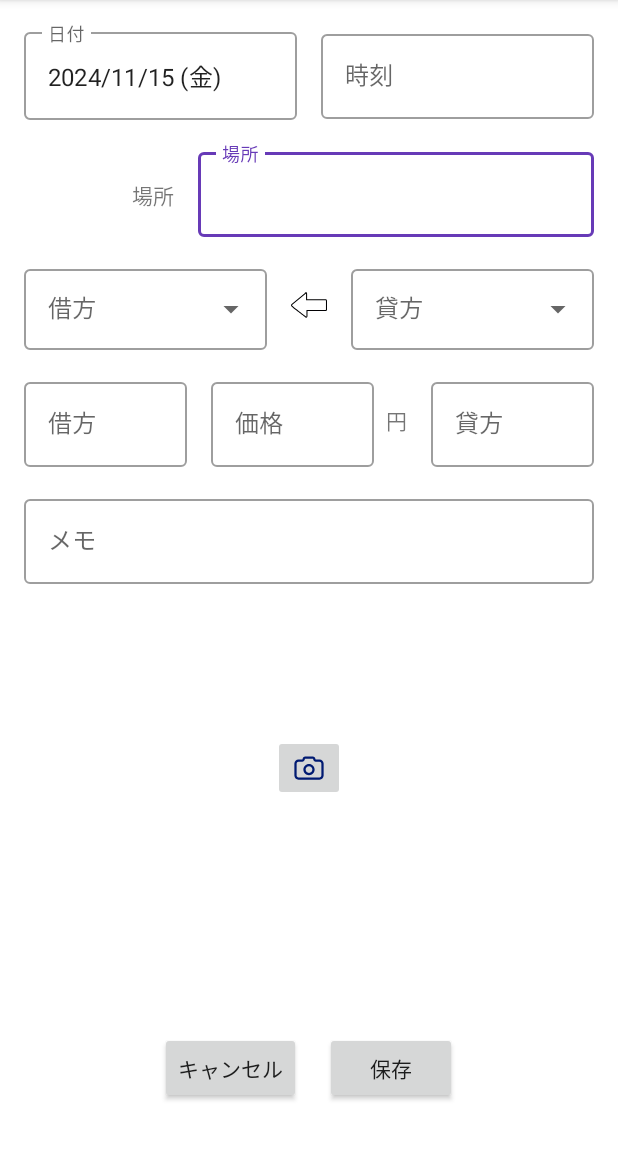
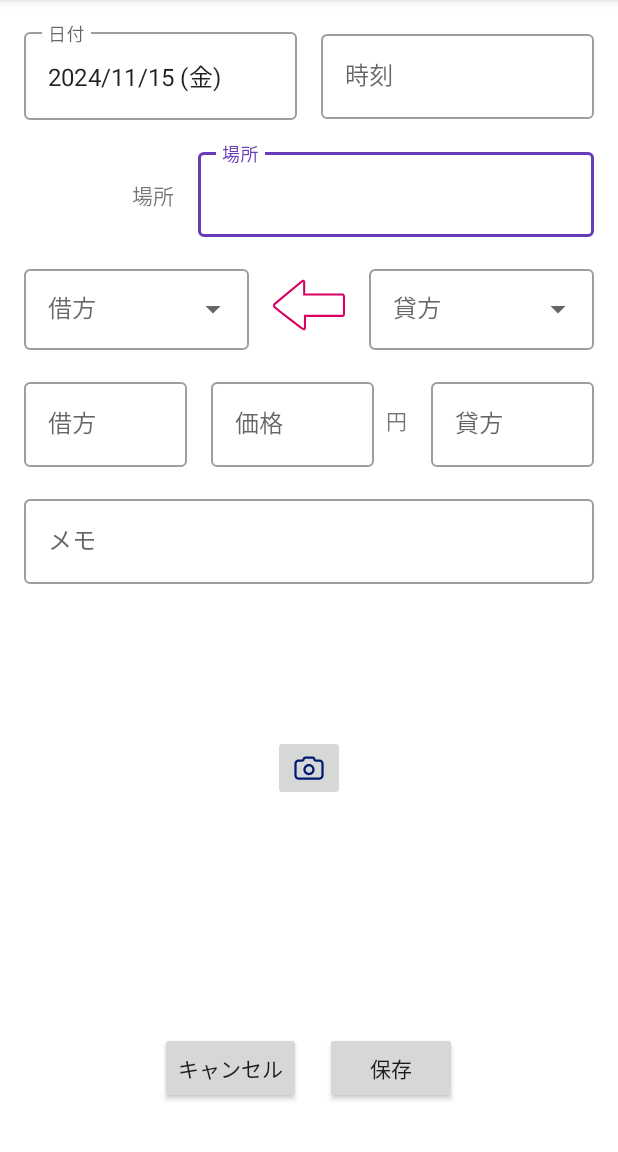
Before and after one commit to ShinKitahara/okanenavi_app, an Android app: the CreateActivity screen opened directly, with no data from a screen before it, on a phone screen of 412 x 824 dp, the part 84-1236 px from its top. Run offline under Robolectric (Android 15) with nearby library versions, the phone set to English and light mode, and no system bars; our stand-ins replace Firebase (no records; nobody signed in at launch, a user with empty details on screens opened directly).

Commit message:
Change Arrow Size & Colour

```diff
--- a/app/src/main/res/drawable/ic_left_arrow.xml
+++ b/app/src/main/res/drawable/ic_left_arrow.xml
@@ -1,4 +1,7 @@
-<vector android:height="24dp" android:viewportHeight="200.59"
-    android:viewportWidth="200.59" android:width="24dp" xmlns:android="http://schemas.android.com/apk/res/android">
-    <path android:fillColor="#010002" android:pathData="M85.86,170.94c-3.61,0 -7.21,-3.44 -7.9,-4.13c-2.47,-1.82 -67.79,-51.07 -74.97,-58.23c-2.6,-2.61 -3.06,-5.24 -2.99,-6.98c0.17,-4.18 3.4,-7.03 3.77,-7.34l72.65,-60.13c0.8,-0.87 4.49,-4.48 8,-4.48c1.6,0 5.32,0.73 5.32,7.48v30.99h102.57c0.29,-0.05 0.67,-0.09 1.12,-0.09c1.2,0 7.16,0.46 7.16,9.41v47.63c0,6.59 -4.67,8.33 -7.14,8.33H91.89v28.41C91.89,169.75 88.11,170.94 85.86,170.94zM85.86,165.19v2.87l0.01,-2.87H85.86zM83.87,35.57c-0.92,0.44 -2.45,1.61 -3.54,2.76L7.47,98.66c-0.43,0.38 -1.67,1.77 -1.71,3.21c-0.03,0.87 0.4,1.73 1.31,2.65c6.89,6.89 73.99,57.47 74.67,57.98c1.51,1.47 3.3,2.62 4.06,2.7c-0.04,-0.14 0.36,-0.99 0.36,-3.37v-34.15h107.27c0.94,-0.04 1.42,-0.91 1.42,-2.59V77.44c0,-1.11 -0.14,-3.66 -1.42,-3.66l-0.36,0.09l-0.48,-0.01H83.99V37.13C83.99,36.4 83.94,35.9 83.87,35.57z"/>
+<vector android:height="48dp" android:viewportHeight="200.59"
+    android:viewportWidth="200.59" android:width="48dp" xmlns:android="http://schemas.android.com/apk/res/android">
+    <path android:fillColor="#DA0063" android:pathData="M85.86,170.94c-3.61,0 -7.21,-3.44 -7.9,-4.13c-2.47,-1.82 -67.79,-51.07 -74.97,-58.23c-2.6,-2.61 -3.06,-5.24 -2.99,-6.98c0.17,-4.18 3.4,-7.03 3.77,-7.34l72.65,-60.13c0.8,-0.87 4.49,-4.48 8,-4.48c1.6,0 5.32,0.73 5.32,7.48v30.99h102.57c0.29,-0.05 0.67,-0.09 1.12,-0.09c1.2,0 7.16,0.46 7.16,9.41v47.63c0,6.59 -4.67,8.33 -7.14,8.33H91.89v28.41C91.89,169.75 88.11,170.94 85.86,170.94zM85.86,165.19v2.87l0.01,-2.87H85.86zM83.87,35.57c-0.92,0.44 -2.45,1.61 -3.54,2.76L7.47,98.66c-0.43,0.38 -1.67,1.77 -1.71,3.21c-0.03,0.87 0.4,1.73 1.31,2.65c6.89,6.89 73.99,57.47 74.67,57.98c1.51,1.47 3.3,2.62 4.06,2.7c-0.04,-0.14 0.36,-0.99 0.36,-3.37v-34.15h107.27c0.94,-0.04 1.42,-0.91 1.42,-2.59V77.44c0,-1.11 -0.14,-3.66 -1.42,-3.66l-0.36,0.09l-0.48,-0.01H83.99V37.13C83.99,36.4 83.94,35.9 83.87,35.57z"/>
 </vector>
+
+<!--Blue : #2D9BF0-->
+<!--Red : #DA0063-->
```
